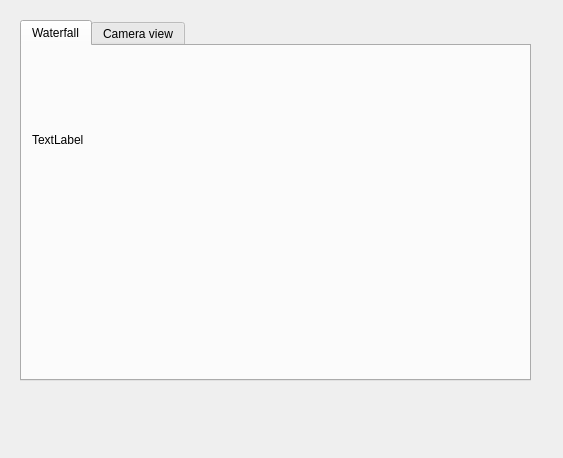
Qt form views/ui/main_tabs.ui (dmzio/pywcsp) before a commit.
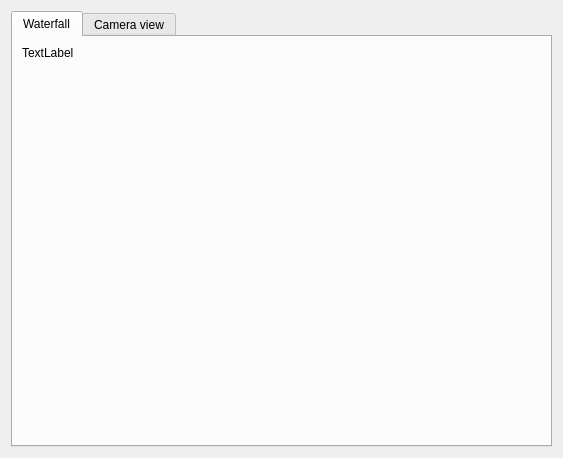
The same form after that commit. The open tabs and pages were chosen to show the change.

```diff
--- a/views/ui/main_tabs.ui
+++ b/views/ui/main_tabs.ui
@@ -10,47 +10,63 @@
     <height>458</height>
    </rect>
   </property>
+  <property name="sizePolicy">
+   <sizepolicy hsizetype="Expanding" vsizetype="Expanding">
+    <horstretch>0</horstretch>
+    <verstretch>0</verstretch>
+   </sizepolicy>
+  </property>
   <property name="windowTitle">
    <string>Form</string>
   </property>
+  <layout class="QVBoxLayout" name="verticalLayout_2">
+   <item>
   <widget class="QTabWidget" name="tabs">
-   <property name="geometry">
-    <rect>
-     <x>20</x>
-     <y>20</y>
-     <width>511</width>
-     <height>361</height>
-    </rect>
-   </property>
    <property name="currentIndex">
     <number>0</number>
    </property>
    <widget class="QWidget" name="tab_wf">
+      <property name="sizePolicy">
+       <sizepolicy hsizetype="Expanding" vsizetype="Expanding">
+        <horstretch>0</horstretch>
+        <verstretch>0</verstretch>
+       </sizepolicy>
+      </property>
     <attribute name="title">
      <string>Waterfall</string>
     </attribute>
-    <widget class="QWidget" name="">
-     <property name="geometry">
-      <rect>
-       <x>10</x>
-       <y>20</y>
-       <width>491</width>
-       <height>301</height>
-      </rect>
-     </property>
+      <layout class="QVBoxLayout" name="verticalLayout">
+       <item>
      <layout class="QVBoxLayout" name="tryvl">
+         <property name="sizeConstraint">
+          <enum>QLayout::SetNoConstraint</enum>
+         </property>
       <item>
        <widget class="QLabel" name="waterfall">
+           <property name="sizePolicy">
+            <sizepolicy hsizetype="Expanding" vsizetype="Preferred">
+             <horstretch>0</horstretch>
+             <verstretch>0</verstretch>
+            </sizepolicy>
+           </property>
         <property name="text">
          <string>TextLabel</string>
         </property>
        </widget>
       </item>
       <item>
-       <widget class="QWidget" name="widget" native="true"/>
-      </item>
-     </layout>
-    </widget>
+          <widget class="QWidget" name="widget" native="true">
+           <property name="sizePolicy">
+            <sizepolicy hsizetype="Expanding" vsizetype="Expanding">
+             <horstretch>0</horstretch>
+             <verstretch>0</verstretch>
+            </sizepolicy>
+           </property>
+          </widget>
+         </item>
+        </layout>
+       </item>
+      </layout>
    </widget>
    <widget class="QWidget" name="tab_2">
     <attribute name="title">
@@ -58,6 +74,8 @@
     </attribute>
    </widget>
   </widget>
+   </item>
+  </layout>
  </widget>
  <resources/>
  <connections/>
```
Left out of the diff: 6 changed lines with no effect on the pictures. Lines whose indentation alone changed are shown as unchanged.
